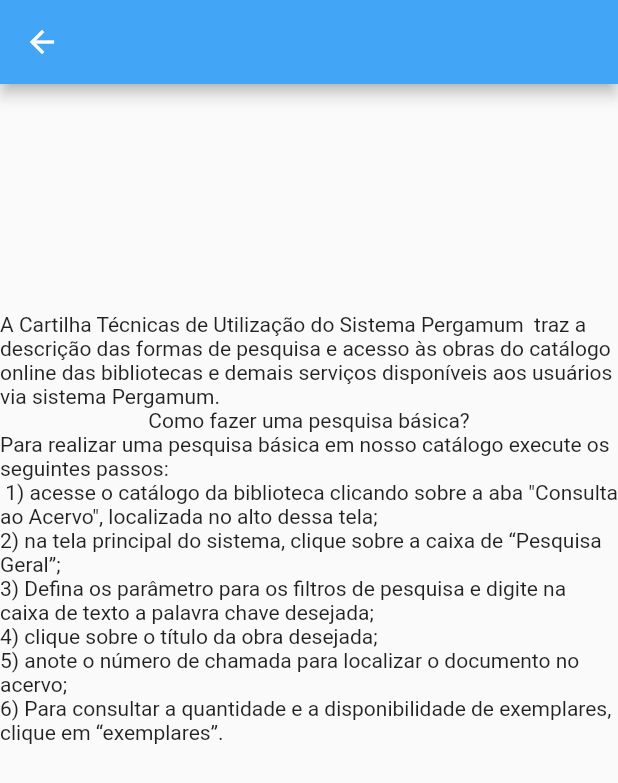
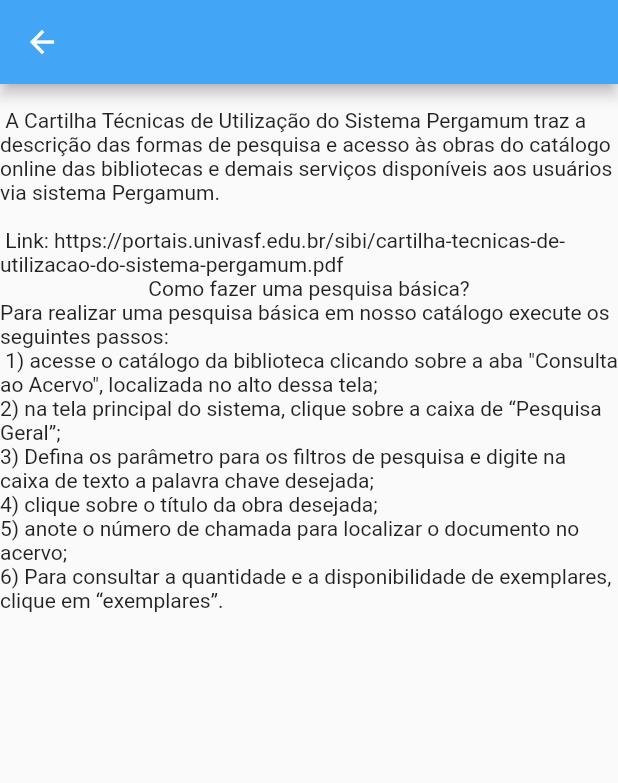
Before and after one commit to aureliodeboa/AplicativoSIBI, a Flutter app: the telapergamun screen opened directly, on a phone screen of 412 x 824 dp. Shown: the top 783 px of the screen. Run offline on Flutter 3.47's test engine with Material 2 defaults, Android fonts, the phone set to English and light mode, and no system bars; our stand-ins replace youtube_player_flutter; network calls fail.

Commit message:
DESGRAÇA

```diff
--- a/lib/telapegamun.dart
+++ b/lib/telapegamun.dart
@@ -16,14 +16,16 @@ class _telapergamunState extends State<telapergamun> {
       ),
       body: SingleChildScrollView(
         child: Center(
-          heightFactor: 2,
+          //heightFactor: 2,
           child: Column(
 
             children: [
               Container(
-                child: Text('A Cartilha Técnicas de Utilização do Sistema Pergamum '
+                child: Text('\n A Cartilha Técnicas de Utilização do Sistema Pergamum'
                     ' traz a descrição das formas de pesquisa e acesso às obras do catálogo online das bibliotecas '
-                    'e demais serviços disponíveis aos usuários via sistema Pergamum.'),
+                    'e demais serviços disponíveis aos usuários via sistema Pergamum.\n'
+                    '\n Link: https://portais.univasf.edu.br/sibi/cartilha-tecnicas-de-utilizacao-do-sistema-pergamum.pdf'),
+
 
               ),
               Text('Como fazer uma pesquisa básica?'),
@@ -34,6 +36,7 @@ class _telapergamunState extends State<telapergamun> {
                   '4) clique sobre o título da obra desejada; \n'
                   '5) anote o número de chamada para localizar o documento no acervo;\n'
                   '6) Para consultar a quantidade e a disponibilidade de exemplares, clique em “exemplares”.\n'),
+
             ],
           ),
         ),
--- a/lib/telareservalivro.dart
+++ b/lib/telareservalivro.dart
@@ -1,12 +1,27 @@
 import 'package:flutter/material.dart';
+import 'package:url_launcher/url_launcher.dart';
+final Uri _url = Uri.parse('https://biblioteca.univasf.edu.br/pergamum/mobile/index.php');
 class telareservalivro extends StatefulWidget {
   const telareservalivro({Key? key}) : super(key: key);
+
+
+
+
+
 
   @override
   State<telareservalivro> createState() => _telareservalivroState();
 }
 
 class _telareservalivroState extends State<telareservalivro> {
+  Future<void> _launchInBrowser(Uri url) async {
+    if (!await canLaunchUrl(url,
+      //mode:  LaunchMode.externalApplication,
+    )) {
+      throw 'Could not launch $url';
+    }
+  }
+  final httpsUri = Uri.https('example.com', 'api/fetch', {'limit': '10'});
   @override
   Widget build(BuildContext context) {
     return Scaffold(
@@ -34,6 +49,13 @@ class _telareservalivroState extends State<telareservalivro> {
                   '2) digite seu número de matrícula ou CPF e senha, nos campos indicados na tela;\n'
                   '3) Em  seu perfil, estarão as obras pendentes de devolução;\n'
                   '4) selecione os livros que deseja renovar o empréstimo e clique sobre o botão “Renovar”.\n'),
+              TextButton.icon(
+                icon: Icon(Icons.link),
+                label: Text('Link para o Pergamum'),
+              onPressed: () => setState(() {
+                _launchInBrowser(_url);
+              }
+              ),)
             ],
           ),
         ),
--- a/pubspec.yaml
+++ b/pubspec.yaml
@@ -35,6 +35,8 @@ dependencies:
   # Use with the CupertinoIcons class for iOS style icons.
   cupertino_icons: ^1.0.2
   youtube_player_flutter: ^8.1.0
+  url_launcher: ^6.1.5
+
 
 dev_dependencies:
   flutter_test:
```
Also changed, not shown: pubspec.lock.
